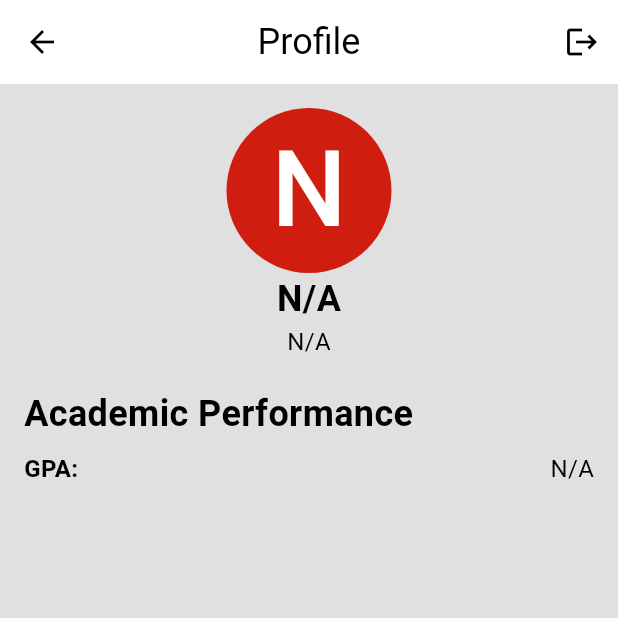
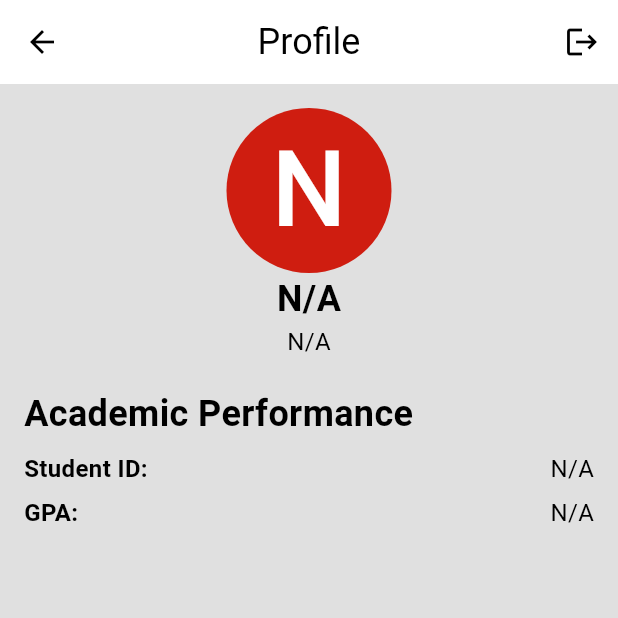
Before and after one commit to mo-zaghloul/ECU-Scholar, a Flutter app: the ProfilePage screen opened directly, on a phone screen of 412 x 824 dp, the top half of it. Run offline on Flutter 3.47's test engine with Material 3 defaults, Android fonts, the phone set to English and light mode, and no system bars; our stand-ins replace dio, flutter_dotenv, flutter_svg, google_fonts, google_nav_bar, shared_preferences and 2 more; missing offline and left inert: flutter_inappwebview; accounts and stored records are empty; network calls fail; Roboto replaces fonts that are missing (Almarai).

Commit message:
feat: Update Student model to include ID field and display it on profile page

```diff
--- a/lib/models/student_model.dart
+++ b/lib/models/student_model.dart
@@ -2,7 +2,7 @@ class Student {
   final String name;
   final String faculty;
   final String gpa;
-  // final String id;
+  final String id;
   // final String degree;
   // final String major;
   // final String level;
@@ -12,7 +12,7 @@ class Student {
     required this.name,
     required this.faculty,
     required this.gpa,
-    // required this.id,
+    required this.id,
     // required this.degree,
     // required this.major,
     // required this.level,
@@ -36,7 +36,7 @@ class Student {
         name: json['name'] ?? 'N/A',
         gpa: json['gpa'] ?? 'N/A',
         faculty: json['faculty'] ?? 'N/A',
-        // id: json['studentID'],
+        id: json['id'] ?? 'N/A',
         // degree: json['studentDegree'],
         // major: json['studentMajor'],
         // level: json['studentLevel'],
--- a/lib/view_models/student_viewmodel.dart
+++ b/lib/view_models/student_viewmodel.dart
@@ -9,7 +9,7 @@ class StudentViewModel extends ChangeNotifier {
     name: 'N/A',
     faculty: 'N/A',
     gpa: 'N/A',
-    // id: 'N/A',
+    id: 'N/A',
     // degree: 'N/A',
     // major: 'N/A',
     // level: 'N/A',
--- a/lib/views/profile_page.dart
+++ b/lib/views/profile_page.dart
@@ -119,7 +119,7 @@ class ProfilePage extends StatefulWidget {
                   ),
                   Text(student.faculty, style: AppTextStyles.bodyText1),
 
-                  // GPA Display
+                  // Academic Performance Section
                   Row(
                     children: [
                       Padding(
@@ -133,6 +133,18 @@ class ProfilePage extends StatefulWidget {
                       ),
                     ],
                   ),
+                  // Student ID Display
+                  Padding(
+                    padding: const EdgeInsets.only(top: 6.0),
+                    child: Row(
+                      mainAxisAlignment: MainAxisAlignment.spaceBetween,
+                      children: [
+                        Text('Student ID:', style: AppTextStyles.subtitle1bold),
+                        Text(student.id, style: AppTextStyles.bodyText1),
+                      ],
+                    ),
+                  ),
+                  // GPA Display
                   Padding(
                     padding: const EdgeInsets.only(top: 6.0),
                     child: Row(
```
